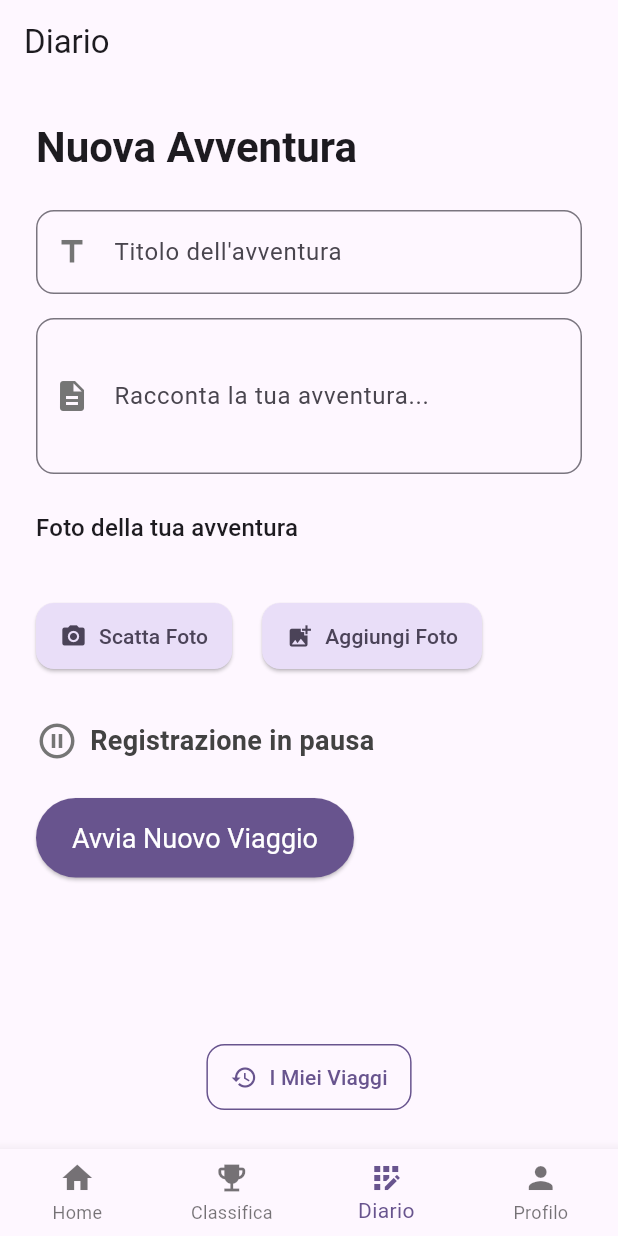
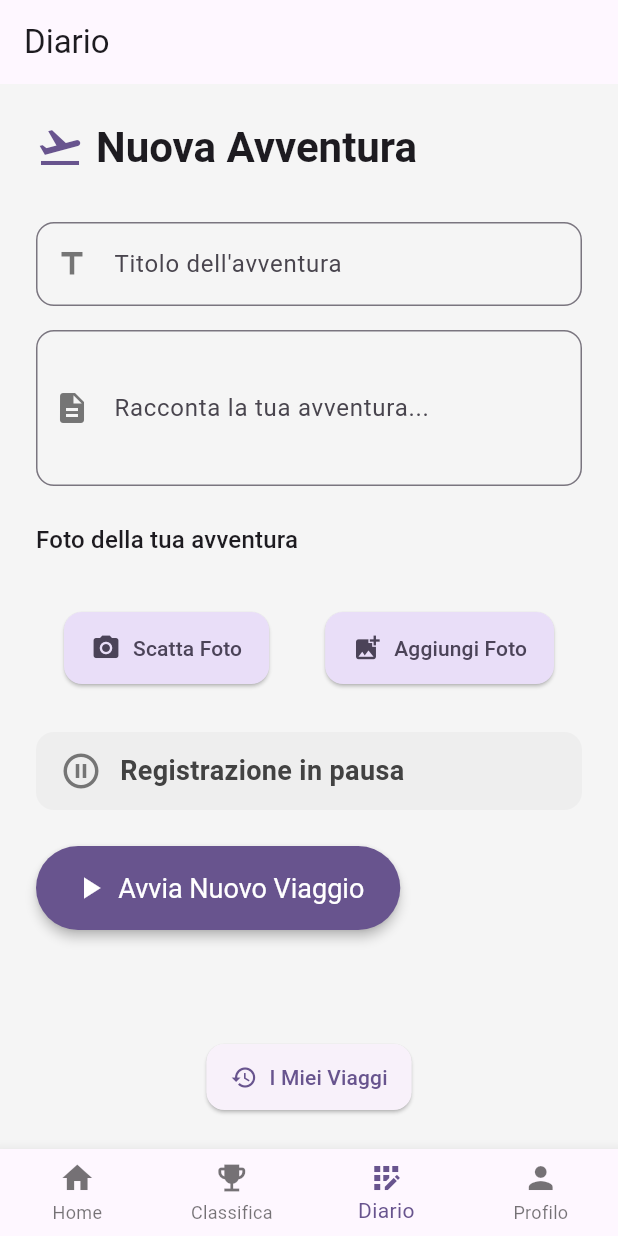
Before and after one commit to MattiaFlamigni/delta_explorer, a Flutter app: the screen it shows after launch, item 3 of the bottom bar chosen, on a phone screen of 412 x 824 dp. Run offline on Flutter 3.47's test engine with Material 3 defaults, Android fonts, the phone set to English and light mode, and no system bars; our stand-ins replace camera, cloud_firestore, dashed_circular_progress_bar, firebase_core, flutter_compass, flutter_dotenv and 7 more; missing offline and left inert: flutter_osm_plugin, gotrue, weatherapi; accounts and stored records are empty.

Commit message:
revisited UI

```diff
--- a/lib/diary/diary.dart
+++ b/lib/diary/diary.dart
@@ -16,13 +16,13 @@ class _DiaryState extends State<Diary> {
   final TextEditingController titoloController = TextEditingController();
   final TextEditingController descrizioneController = TextEditingController();
 
-
-
   @override
   Widget build(BuildContext context) {
     final theme = Theme.of(context);
     return Scaffold(
-      body: Stack(
+      body: Container( // Sfondo leggero
+        color: Colors.grey[100],
+        child: Stack(
           children: [
             Padding(
               padding: const EdgeInsets.all(24.0),
@@ -30,13 +30,19 @@ class _DiaryState extends State<Diary> {
                 child: Column(
                   crossAxisAlignment: CrossAxisAlignment.start,
                   children: [
+                    Row(
+                      children: [
+                        Icon(Icons.flight_takeoff, size: 32, color: theme.colorScheme.primary),
+                        const SizedBox(width: 8),
                         Text(
                           "Nuova Avventura",
                           style: theme.textTheme.headlineMedium?.copyWith(
                             fontWeight: FontWeight.bold,
                           ),
                         ),
-                  const SizedBox(height: 24),
+                      ],
+                    ),
+                    const SizedBox(height: 32),
                     _drawTextField(
                       titoloController,
                       "Titolo dell'avventura",
@@ -57,27 +63,25 @@ class _DiaryState extends State<Diary> {
                     const SizedBox(height: 12),
                     _drawImagesGrid(),
                     const SizedBox(height: 24),
-
                     Row(
-                    spacing: 10,
+                      mainAxisAlignment: MainAxisAlignment.spaceAround,
                       children: [
                         _drawAddPhotoButton("Scatta Foto", true),
-                      const SizedBox(height: 32),
                         _drawAddPhotoButton("Aggiungi Foto", false),
                       ],
                     ),
-
                     const SizedBox(height: 32),
                     _drawStatusIndicator(),
                     const SizedBox(height: 24),
                     _drawToggleButton(),
-                  SizedBox(height: 80), // spazio per il bottone in basso
+                    SizedBox(height: 80),
                   ],
                 ),
               ),
             ),
             _drawMyTripsButton(context),
           ],
+        ),
       ),
     );
   }
@@ -110,9 +114,20 @@ class _DiaryState extends State<Diary> {
     return Wrap(
       spacing: 8,
       runSpacing: 8,
-      children:
-          controller.getImages().map<Widget>((img) {
-            return ClipRRect(
+      children: controller.getImages().map<Widget>((img) {
+        return Container(
+          decoration: BoxDecoration(
+            borderRadius: BorderRadius.circular(12),
+            boxShadow: [
+              BoxShadow(
+                color: Colors.grey.withOpacity(0.1),
+                spreadRadius: 1,
+                blurRadius: 2,
+                offset: Offset(0, 1),
+              ),
+            ],
+          ),
+          child: ClipRRect(
             borderRadius: BorderRadius.circular(12),
             child: Stack(
               children: [
@@ -142,6 +157,7 @@ class _DiaryState extends State<Diary> {
                 ),
               ],
             ),
+          ),
         );
       }).toList(),
     );
@@ -155,12 +171,12 @@ class _DiaryState extends State<Diary> {
             : await controller.pickImagesFromGallery();
         setState(() {});
       },
-      icon: camera ? Icon(Icons.camera_alt) : Icon(Icons.add_photo_alternate),
+      icon: Icon(camera ? Icons.camera_alt : Icons.add_photo_alternate, size: 20),
       label: Text(labelText),
       style: ElevatedButton.styleFrom(
         backgroundColor: Theme.of(context).colorScheme.secondaryContainer,
         foregroundColor: Theme.of(context).colorScheme.onSecondaryContainer,
-        padding: const EdgeInsets.symmetric(horizontal: 16, vertical: 12),
+        padding: const EdgeInsets.symmetric(horizontal: 18, vertical: 14),
         shape: RoundedRectangleBorder(borderRadius: BorderRadius.circular(12)),
       ),
     );
@@ -168,29 +184,36 @@ class _DiaryState extends State<Diary> {
 
   Widget _drawStatusIndicator() {
     final isRecording = controller.isRecording();
-    return Row(
+    return Container(
+      padding: const EdgeInsets.symmetric(horizontal: 16, vertical: 12),
+      decoration: BoxDecoration(
+        borderRadius: BorderRadius.circular(12),
+        color: isRecording ? Colors.greenAccent[100] : Colors.grey[200],
+      ),
+      child: Row(
         children: [
           Icon(
             isRecording ? Icons.radio_button_checked : Icons.pause_circle_outline,
             color: isRecording ? Colors.greenAccent[400] : Colors.grey.shade600,
             size: 28,
           ),
-        const SizedBox(width: 8),
+          const SizedBox(width: 12),
           Text(
             isRecording ? "Registrazione in corso..." : "Registrazione in pausa",
             style: TextStyle(
               fontSize: 18,
               fontWeight: FontWeight.bold,
-            color: isRecording ? Colors.greenAccent[400] : Colors.grey.shade800,
+              color: isRecording ? Colors.greenAccent[700] : Colors.grey.shade800,
             ),
           ),
         ],
+      ),
     );
   }
 
   Widget _drawToggleButton() {
     final isRecording = controller.isRecording();
-    return ElevatedButton(
+    return ElevatedButton.icon(
       onPressed: () async {
         if (titoloController.text.isEmpty) {
           _showSnackbar("Aggiungi il titolo");
@@ -203,31 +226,24 @@ class _DiaryState extends State<Diary> {
             titoloController.text,
             descrizioneController.text,
           );
-
           controller.uploadImages(idPercorso);
-
         } else {
           controller.startTracking();
         }
         controller.changeStatus();
-
-          setState(() {
-
-          });
-
-
+        setState(() {});
       },
       style: ElevatedButton.styleFrom(
         backgroundColor:
-            isRecording
-                ? Colors.redAccent
-                : Theme.of(context).colorScheme.primary,
+        isRecording ? Colors.redAccent : Theme.of(context).colorScheme.primary,
         foregroundColor: Colors.white,
         shape: RoundedRectangleBorder(borderRadius: BorderRadius.circular(32)),
         padding: const EdgeInsets.symmetric(horizontal: 24, vertical: 16),
         textStyle: const TextStyle(fontSize: 18),
+        elevation: 3,
       ),
-      child: Text(
+      icon: Icon(isRecording ? Icons.stop : Icons.play_arrow, size: 24),
+      label: Text(
         isRecording ? "Termina e Salva Viaggio" : "Avvia Nuovo Viaggio",
       ),
     );
@@ -238,7 +254,7 @@ class _DiaryState extends State<Diary> {
       alignment: Alignment.bottomCenter,
       child: Padding(
         padding: const EdgeInsets.only(bottom: 24),
-        child: OutlinedButton.icon(
+        child: ElevatedButton.icon( // Usa FilledButton.tonal
           onPressed: () {
             Navigator.of(context).push(
               MaterialPageRoute(builder: (context) => Trip()),
@@ -246,9 +262,7 @@ class _DiaryState extends State<Diary> {
           },
           icon: const Icon(Icons.history),
           label: const Text("I Miei Viaggi"),
-          style: OutlinedButton.styleFrom(
-            side: BorderSide(color: Theme.of(context).colorScheme.primary),
-            foregroundColor: Theme.of(context).colorScheme.primary,
+          style: FilledButton.styleFrom(
             shape: RoundedRectangleBorder(
               borderRadius: BorderRadius.circular(12),
             ),
```
Lines whose indentation alone changed are shown as unchanged.
